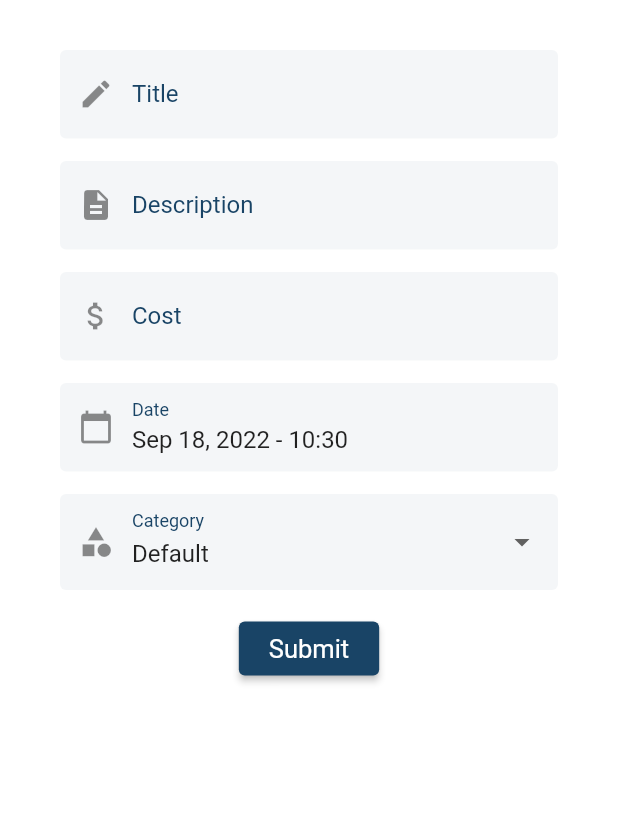
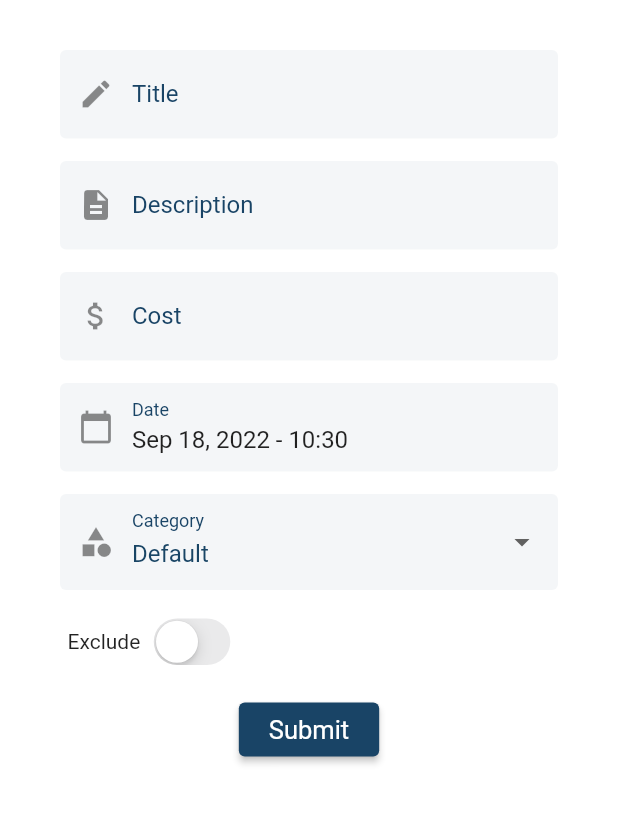
Before and after one commit to hendrychjan/blin, a Flutter app: the screen it shows after launch, after a tap on the "add" icon, on a phone screen of 412 x 824 dp, the part 64-889 px from its top. Run offline on Flutter 3.47's test engine with Material 2 defaults, Android fonts, the phone set to English and light mode, and no system bars; drawn by our look-alikes of date_time_picker; our stand-ins replace file_picker, flutter_colorpicker, get, get_storage, hive, hive_flutter and 3 more; accounts and stored records are empty.

Commit message:
Add excluded flag to expense and set default category to a fixed id

```diff
--- a/lib/forms/expense_form.dart
+++ b/lib/forms/expense_form.dart
@@ -25,6 +25,7 @@ class _ExpenseFormState extends State<ExpenseForm> {
   final costController = TextEditingController();
   final dateController = TextEditingController();
   final categoryController = TextEditingController();
+  late bool excludedController;
 
   @override
   void initState() {
@@ -37,9 +38,11 @@ class _ExpenseFormState extends State<ExpenseForm> {
       costController.text = widget.initialState!.cost.toString();
       dateController.text = widget.initialState!.date.toString();
       categoryController.text = widget.initialState!.categoryId;
+      excludedController = widget.initialState!.excluded;
     } else {
       dateController.text = DateTime.now().toString();
       categoryController.text = AppController.to.categories.first.id.toString();
+      excludedController = false;
     }
   }
 
@@ -77,7 +80,7 @@ class _ExpenseFormState extends State<ExpenseForm> {
           UiController.renderSelect(
             hint: "Category",
             items: AppController.to.categories
-                .map((c) => {"text": c.title, "value": c.id})
+                .map((c) => {"text": c.title, "value": c.id, "color": c.color})
                 .toList(),
             onChanged: (String selected) {
               setState(() {
@@ -87,20 +90,32 @@ class _ExpenseFormState extends State<ExpenseForm> {
             value: categoryController.text,
             icon: const Icon(Icons.category),
           ),
+          UiController.renderSwitch(
+            hint: "Exclude",
+            value: excludedController,
+            onChange: (value) {
+              setState(() {
+                excludedController = value;
+              });
+            },
+          ),
           ElevatedButton(
             onPressed: () async {
               // Validate the form
               if (!formKey.currentState!.validate()) return;
 
               // Submit the form
-              await widget.handleSubmit(Expense(
+              await widget.handleSubmit(
+                Expense(
                   id: widget.initialState?.id ?? "0",
                   title: titleController.text,
                   description: descriptionController.text,
                   cost: double.parse(costController.text),
                   date: DateTime.parse(dateController.text),
                   categoryId: categoryController.text,
-              ));
+                  excluded: excludedController,
+                ),
+              );
             },
             child: Text(widget.submitButtomText ?? "Submit"),
           ),
--- a/lib/get/app_controller.dart
+++ b/lib/get/app_controller.dart
@@ -14,7 +14,6 @@ class AppController extends GetxController {
   var expenses = List<Expense>.empty(growable: true).obs;
   var expensesSummary = 0.0.obs;
   var summaryTarget = "".obs;
-  var defaultCategoryId = "0".obs;
 
   // Settings
   var showLimit = false.obs;
--- a/lib/get/ui_controller.dart
+++ b/lib/get/ui_controller.dart
@@ -71,7 +71,12 @@ class UiController extends GetxController {
         items: items.map((item) {
           return DropdownMenuItem(
             value: item["value"],
-            child: Text(item["text"]),
+            child: Text(
+              item["text"],
+              style: TextStyle(
+                  color: UiController.hexStringToColor(
+                      item["color"] ?? "FF194466")),
+            ),
           );
         }).toList(),
         onChanged: (v) => onChanged(v),
--- a/lib/models/category.dart
+++ b/lib/models/category.dart
@@ -76,7 +76,7 @@ class Category extends HiveObject {
 
   Future<void> remove() async {
     // Check - the default category cannot be removed
-    if (id == AppController.to.defaultCategoryId.value) return;
+    if (id == "0") return;
 
     // Check - the category cannot be removed if it has expenses
     List<Expense> expenses = Expense.getAll({
@@ -94,7 +94,7 @@ class Category extends HiveObject {
   static void ensureDefault() async {
     if (AppController.to.categories.isEmpty) {
       Category category = Category(
-        id: DateTime.now().millisecondsSinceEpoch.toString(),
+        id: "0",
         title: "Default",
         description: "Default category",
         color: "#FF194466",
@@ -103,12 +103,8 @@ class Category extends HiveObject {
       // DB create
       await HiveCategoryService.addCategory(category);
 
-      // GetStorage update
-      await GetStorage().write("default_category_id", category.id);
-
-      // AppController update
+      // Add to AppController
       AppController.to.categories.add(category);
-      AppController.to.defaultCategoryId.value = category.id;
     }
   }
 
--- a/lib/models/expense.dart
+++ b/lib/models/expense.dart
@@ -27,6 +27,9 @@ class Expense extends HiveObject {
   @HiveField(5)
   String categoryId;
 
+  @HiveField(6)
+  bool excluded;
+
   Expense({
     required this.id,
     required this.title,
@@ -34,6 +37,7 @@ class Expense extends HiveObject {
     required this.cost,
     required this.date,
     required this.categoryId,
+    required this.excluded,
   });
 
   factory Expense.fromMap(Map<String, dynamic> map) => Expense(
@@ -43,6 +47,7 @@ class Expense extends HiveObject {
         cost: double.parse(map["cost"].toString()),
         date: DateTime.parse(map["date"]).toLocal(),
         categoryId: map["categoryId"],
+        excluded: map["excluded"].toString() == "true",
       );
 
   factory Expense.fromJson(String json) =>
@@ -55,6 +60,7 @@ class Expense extends HiveObject {
         "cost": cost,
         "date": date.toUtc().toIso8601String(),
         "categoryId": categoryId,
+        "excluded": excluded,
       };
 
   String toJson() => conv.json.encode(toMap());
--- a/lib/pages/categories/edit_category_page.dart
+++ b/lib/pages/categories/edit_category_page.dart
@@ -18,8 +18,7 @@ class _EditCategoryPageState extends State<EditCategoryPage> {
   @override
   void initState() {
     super.initState();
-    isDefaultCatgory =
-        widget.category.id == AppController.to.defaultCategoryId.value;
+    isDefaultCatgory = widget.category.id == "0";
   }
 
   Future<void> _handleRemove() async {
--- a/lib/services/app_init_service.dart
+++ b/lib/services/app_init_service.dart
@@ -99,7 +99,6 @@ class AppInitService {
     await GetStorage().writeIfNull("show_decimals", false);
     await GetStorage().writeIfNull("limit_value", 0);
     await GetStorage().writeIfNull("currency", defaultCurrency.currencyName);
-    await GetStorage().writeIfNull("default_category_id", "0");
 
     // Read user preferences (values from get storage) and set
     // accordingly in app controllers
@@ -109,7 +108,5 @@ class AppInitService {
     AppController.to.showDecimals.value = GetStorage().read("show_decimals");
     AppController.to.limitValue.value = GetStorage().read("limit_value");
     AppController.to.currency.value = GetStorage().read("currency");
-    AppController.to.defaultCategoryId.value =
-        GetStorage().read("default_category_id");
   }
 }
--- a/lib/services/local_data_service.dart
+++ b/lib/services/local_data_service.dart
@@ -1,6 +1,5 @@
 import 'dart:convert';
 import 'dart:io';
-import 'package:blin/get/app_controller.dart';
 import 'package:blin/models/category.dart';
 import 'package:blin/models/expense.dart';
 import 'package:file_picker/file_picker.dart';
@@ -18,8 +17,7 @@ class LocalDataService {
     };
 
     // Export all categories
-    List<Map> categories =
-        (await Category.getAll()).map((e) => e.toMap()).toList();
+    List<Map> categories = Category.getAll().map((e) => e.toMap()).toList();
     (exportMap["categories"] as List).addAll(categories);
 
     // Export all expenses and populate their categories
@@ -66,7 +64,7 @@ class LocalDataService {
         in (backupMap["categories"] as List)) {
       try {
         Category category = Category.fromMap(categoryMap);
-        if (!category.existsIn(existingCategories)) {
+        if (!category.existsIn(existingCategories) && category.id != "0") {
           await category.create(forceId: true);
           existingCategories.add(category);
         }
```
Also changed, not shown: lib/models/expense.g.dart, 1 other file. Lines whose indentation alone changed are shown as unchanged.
